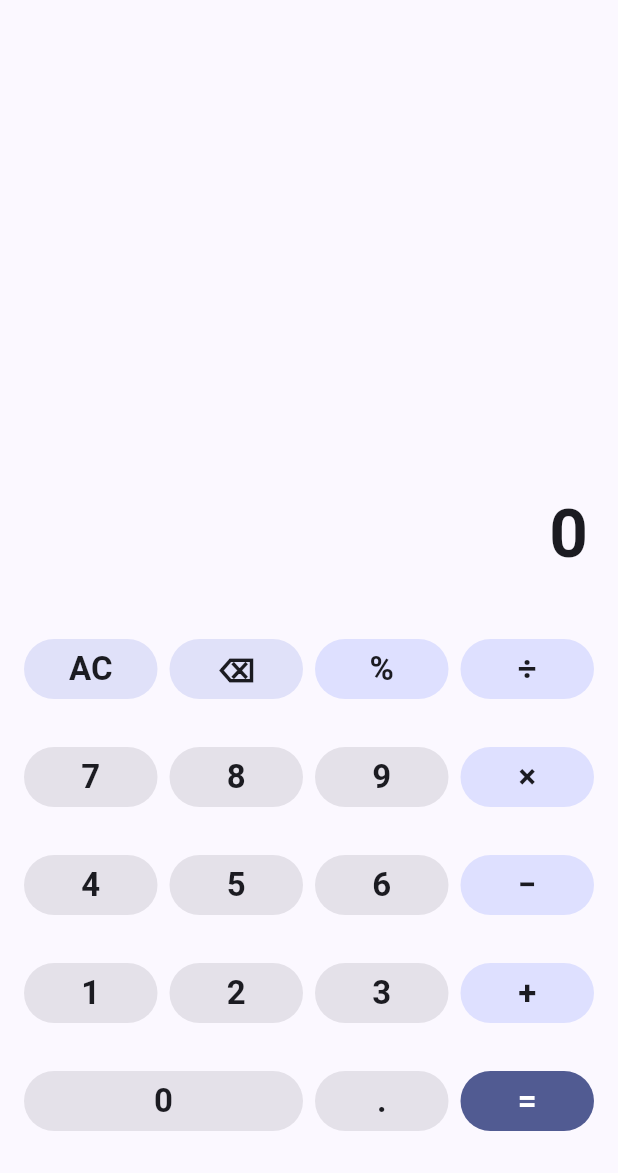
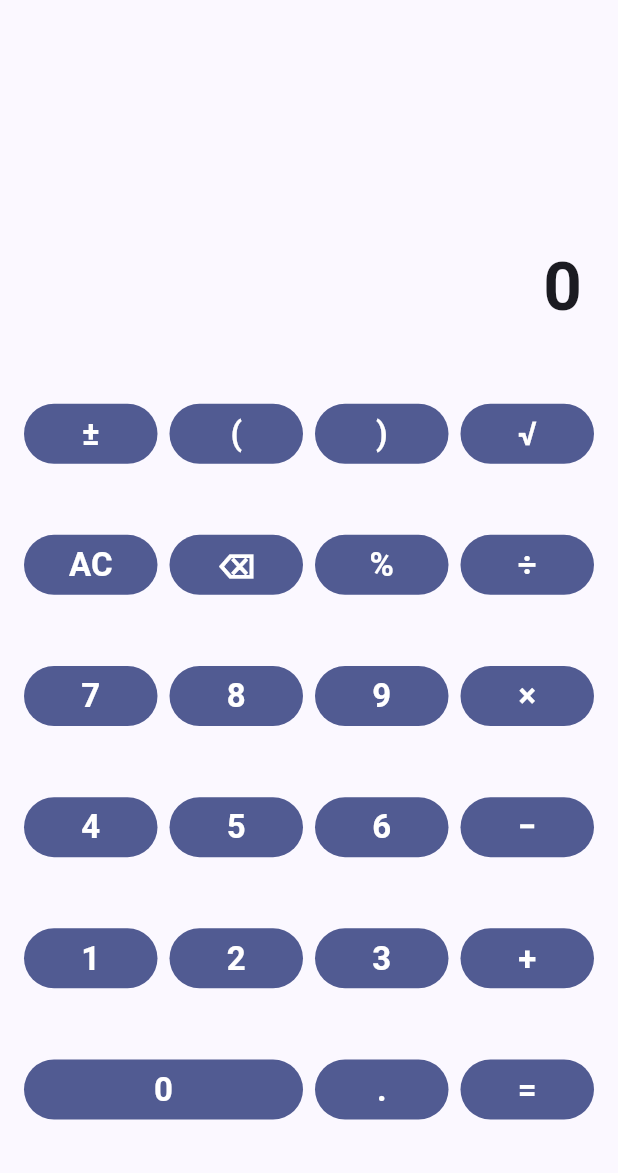
Before and after one commit to pchan83896-ui/Ultimate-Calculator, a Flutter app: the screen it shows after launch, on a phone screen of 412 x 824 dp, the part 63-1236 px from its top. Run offline on Flutter 3.47's test engine with Material 3 defaults, Android fonts, the phone set to English and light mode, and no system bars.

Commit message:
Fix calculator keypad layout

```diff
--- a/lib/features/calculator/presentation/calculator_page.dart
+++ b/lib/features/calculator/presentation/calculator_page.dart
@@ -15,28 +15,25 @@ class _CalculatorPageState extends State<CalculatorPage> {
   @override
   void initState() {
     super.initState();
-
     _controller = CalculatorController();
-    _controller.addListener(_onControllerChanged);
   }
 
   @override
   void dispose() {
-    _controller
-      ..removeListener(_onControllerChanged)
-      ..dispose();
-
+    _controller.dispose();
     super.dispose();
   }
 
-  void _onControllerChanged() {
-    if (mounted) {
-      setState(() {});
-    }
+  void _input(String value) {
+    setState(() {
+      _controller.input(value);
+    });
   }
 
-  void _input(String value) {
-    _controller.input(value);
+  void _calculate() {
+    setState(() {
+      _controller.calculate();
+    });
   }
 
   @override
@@ -46,9 +43,9 @@ class _CalculatorPageState extends State<CalculatorPage> {
         title: const Text('Ultimate Calculator'),
         actions: [
           IconButton(
-            tooltip: 'Scientific calculator',
             onPressed: () {},
             icon: const Icon(Icons.science_outlined),
+            tooltip: 'Scientific Calculator',
           ),
         ],
       ),
@@ -56,55 +53,50 @@ class _CalculatorPageState extends State<CalculatorPage> {
         child: Column(
           children: [
             Expanded(
-              child: _buildDisplay(context),
+              flex: 2,
+              child: _buildDisplay(),
             ),
-            _buildKeypad(context),
+            Expanded(
+              flex: 5,
+              child: _buildKeypad(),
+            ),
           ],
         ),
       ),
     );
   }
 
-  Widget _buildDisplay(BuildContext context) {
-    final theme = Theme.of(context);
-
-    return Padding(
-      padding: const EdgeInsets.all(20),
+  Widget _buildDisplay() {
+    return Container(
+      width: double.infinity,
+      padding: const EdgeInsets.fromLTRB(24, 16, 24, 16),
+      alignment: Alignment.bottomRight,
       child: Column(
         mainAxisAlignment: MainAxisAlignment.end,
-        crossAxisAlignment: CrossAxisAlignment.stretch,
+        crossAxisAlignment: CrossAxisAlignment.end,
         children: [
           if (_controller.expression.isNotEmpty)
             Text(
               _controller.expression,
-              textAlign: TextAlign.right,
+              style: Theme.of(context).textTheme.titleMedium,
               maxLines: 2,
               overflow: TextOverflow.ellipsis,
-              style: theme.textTheme.titleMedium?.copyWith(
-                color: theme.colorScheme.onSurfaceVariant,
-              ),
             ),
           const SizedBox(height: 8),
           Text(
-            _controller.hasError
-                ? 'Error'
-                : _controller.display,
-            textAlign: TextAlign.right,
+            _controller.display,
+            style: Theme.of(context).textTheme.displayMedium?.copyWith(
+                  fontWeight: FontWeight.w600,
+                ),
             maxLines: 2,
             overflow: TextOverflow.ellipsis,
-            style: theme.textTheme.displayMedium?.copyWith(
-              fontWeight: FontWeight.w600,
           ),
-          ),
-          if (_controller.hasError) ...[
-            const SizedBox(height: 4),
+          if (_controller.error != null) ...[
+            const SizedBox(height: 8),
             Text(
-              _controller.error ?? 'Calculation error',
-              textAlign: TextAlign.right,
-              maxLines: 2,
-              overflow: TextOverflow.ellipsis,
+              _controller.error!,
               style: TextStyle(
-                color: theme.colorScheme.error,
+                color: Theme.of(context).colorScheme.error,
               ),
             ),
           ],
@@ -113,130 +105,95 @@ class _CalculatorPageState extends State<CalculatorPage> {
     );
   }
 
-  Widget _buildKeypad(BuildContext context) {
+  Widget _buildKeypad() {
     return Padding(
-      padding: const EdgeInsets.fromLTRB(12, 8, 12, 12),
+      padding: const EdgeInsets.all(12),
       child: Column(
         children: [
-          _buildRow([
-            _key(
-              'AC',
-              onPressed: _controller.clear,
-              type: _KeyType.action,
+          Expanded(
+            child: Row(
+              children: [
+                _key('±', onPressed: () => _input('±')),
+                _key('(', onPressed: () => _input('(')),
+                _key(')', onPressed: () => _input(')')),
+                _key('√', onPressed: () => _input('sqrt(')),
+              ],
             ),
-            _key(
-              '⌫',
-              onPressed: _controller.backspace,
-              type: _KeyType.action,
           ),
-            _key(
-              '%',
-              onPressed: () => _input('%'),
-              type: _KeyType.operator,
+          Expanded(
+            child: Row(
+              children: [
+                _key('AC', onPressed: _controller.clear),
+                _key('⌫', onPressed: _controller.backspace),
+                _key('%', onPressed: () => _input('%')),
+                _key('÷', onPressed: () => _input('/')),
+              ],
             ),
-            _key(
-              '÷',
-              onPressed: () => _input('/'),
-              type: _KeyType.operator,
           ),
-          ]),
-          _buildRow([
+          Expanded(
+            child: Row(
+              children: [
                 _key('7', onPressed: () => _input('7')),
                 _key('8', onPressed: () => _input('8')),
                 _key('9', onPressed: () => _input('9')),
-            _key(
-              '×',
-              onPressed: () => _input('*'),
-              type: _KeyType.operator,
+                _key('×', onPressed: () => _input('*')),
+              ],
             ),
-          ]),
-          _buildRow([
+          ),
+          Expanded(
+            child: Row(
+              children: [
                 _key('4', onPressed: () => _input('4')),
                 _key('5', onPressed: () => _input('5')),
                 _key('6', onPressed: () => _input('6')),
-            _key(
-              '−',
-              onPressed: () => _input('-'),
-              type: _KeyType.operator,
+                _key('−', onPressed: () => _input('-')),
+              ],
             ),
-          ]),
-          _buildRow([
+          ),
+          Expanded(
+            child: Row(
+              children: [
                 _key('1', onPressed: () => _input('1')),
                 _key('2', onPressed: () => _input('2')),
                 _key('3', onPressed: () => _input('3')),
-            _key(
-              '+',
-              onPressed: () => _input('+'),
-              type: _KeyType.operator,
+                _key('+', onPressed: () => _input('+')),
+              ],
             ),
-          ]),
-          _buildRow([
+          ),
+          Expanded(
+            child: Row(
+              children: [
                 _key(
                   '0',
+                  flex: 2,
                   onPressed: () => _input('0'),
-              flex: 2,
                 ),
-            _key(
-              '.',
-              onPressed: () => _input('.'),
-            ),
-            _key(
-              '=',
-              onPressed: _controller.calculate,
-              type: _KeyType.equals,
-            ),
-          ]),
+                _key('.', onPressed: () => _input('.')),
+                _key('=', onPressed: _calculate),
               ],
             ),
-    );
-  }
-
-  Widget _buildRow(List<Widget> children) {
-    return SizedBox(
-      height: 72,
-      child: Row(
-        children: children,
+          ),
+        ],
       ),
     );
   }
 
   Widget _key(
     String label, {
+    int flex = 1,
     required VoidCallback onPressed,
-    _KeyType type = _KeyType.number,
-    int flex = 1,
   }) {
-    final colorScheme = Theme.of(context).colorScheme;
-
-    Color? backgroundColor;
-
-    switch (type) {
-      case _KeyType.number:
-        backgroundColor = colorScheme.surfaceContainerHighest;
-      case _KeyType.action:
-        backgroundColor = colorScheme.secondaryContainer;
-      case _KeyType.operator:
-        backgroundColor = colorScheme.primaryContainer;
-      case _KeyType.equals:
-        backgroundColor = colorScheme.primary;
-    }
-
-    final foregroundColor = type == _KeyType.equals
-        ? colorScheme.onPrimary
-        : colorScheme.onSurface;
-
     return Expanded(
       flex: flex,
       child: Padding(
         padding: const EdgeInsets.all(4),
         child: FilledButton(
-          onPressed: onPressed,
+          onPressed: () {
+            onPressed();
+            setState(() {});
+          },
           style: FilledButton.styleFrom(
-            backgroundColor: backgroundColor,
-            foregroundColor: foregroundColor,
-            shape: RoundedRectangleBorder(
-              borderRadius: BorderRadius.circular(20),
-            ),
+            padding: EdgeInsets.zero,
           ),
           child: Text(
             label,
@@ -250,10 +207,3 @@ class _CalculatorPageState extends State<CalculatorPage> {
     );
   }
 }
-
-enum _KeyType {
-  number,
-  action,
-  operator,
-  equals,
-}
```
Lines whose indentation alone changed are shown as unchanged.
